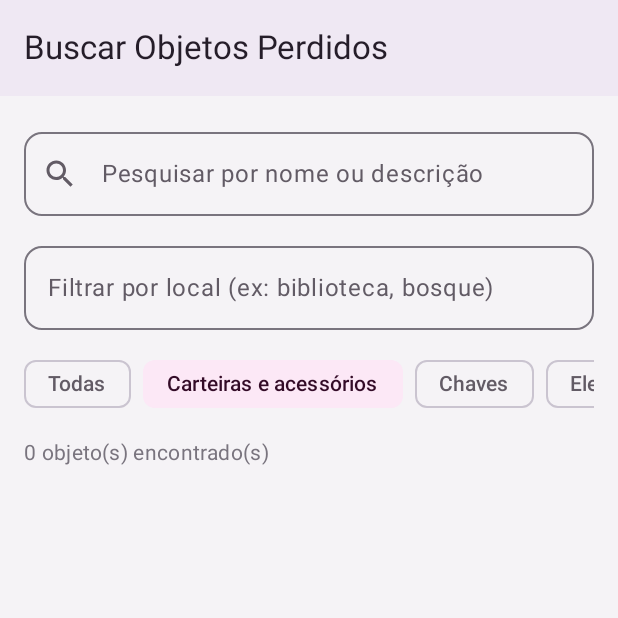
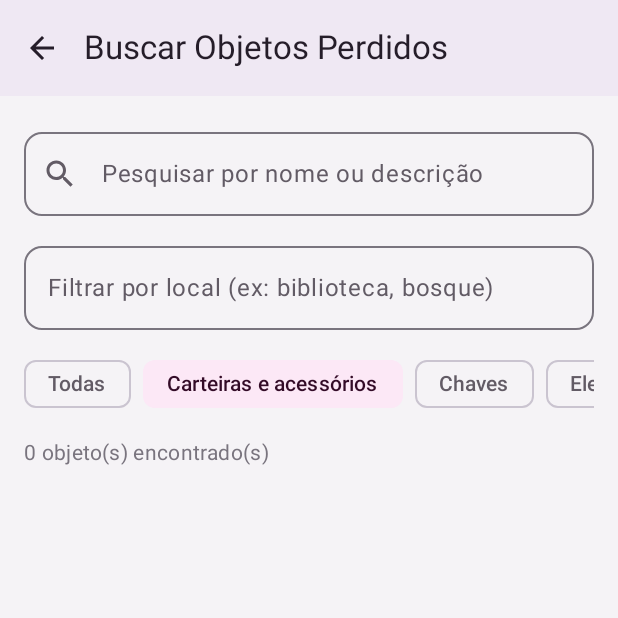
Before and after one commit to MarcosVogado/ceub-finder, an Android app built with Jetpack Compose: the screen it shows after launch (MainActivity), after a tap on "Carteiras e acessórios", on a phone screen of 412 x 824 dp, the top half of it. Run offline under Robolectric (Android 15) with nearby library versions, the phone set to English and light mode, and no system bars.

Commit message:
fix: add back navigation to lost items search and reposition employee access in header

```diff
--- a/app/src/main/java/com/example/ceubfinder/MainActivity.kt
+++ b/app/src/main/java/com/example/ceubfinder/MainActivity.kt
@@ -92,7 +92,8 @@ fun CeubFinderAppNavHost() {
                 initialCategoryId = categoryId,
                 onNavigateToDetail = { objetoId ->
                     navController.navigate("detalhe/$objetoId")
-                }
+                },
+                onBack = { navController.popBackStack() }
             )
         }
 
--- a/app/src/main/java/com/example/ceubfinder/ui/screens/publico/PublicScreens.kt
+++ b/app/src/main/java/com/example/ceubfinder/ui/screens/publico/PublicScreens.kt
@@ -9,7 +9,9 @@ import androidx.compose.foundation.lazy.LazyRow
 import androidx.compose.foundation.lazy.items
 import androidx.compose.foundation.shape.RoundedCornerShape
 import androidx.compose.material.icons.Icons
+import androidx.compose.material.icons.automirrored.filled.ArrowBack
 import androidx.compose.material.icons.filled.Info
+import androidx.compose.material.icons.filled.Lock
 import androidx.compose.material.icons.filled.Phone
 import androidx.compose.material.icons.filled.Search
 import androidx.compose.material3.*
@@ -45,6 +47,9 @@ fun IncioScreen(
             TopAppBar(
                 title = { Text("CEUB Finder", fontWeight = FontWeight.Bold) },
                 actions = {
+                    IconButton(onClick = onNavigateToLogin) {
+                        Icon(Icons.Default.Lock, contentDescription = "Área do Funcionário")
+                    }
                     IconButton(onClick = onNavigateToInfo) {
                         Icon(Icons.Default.Info, contentDescription = "Informações")
                     }
@@ -194,7 +199,8 @@ fun BuscarScreen(
     dbHelper: CeubDatabaseHelper,
     initialQuery: String?,
     initialCategoryId: Long?,
-    onNavigateToDetail: (Long) -> Unit
+    onNavigateToDetail: (Long) -> Unit,
+    onBack: () -> Unit
 ) {
     var searchQuery by remember { mutableStateOf(initialQuery ?: "") }
     val categorias = remember { dbHelper.getAllCategorias() }
@@ -213,6 +219,11 @@ fun BuscarScreen(
         topBar = {
             TopAppBar(
                 title = { Text("Buscar Objetos Perdidos") },
+                navigationIcon = {
+                    IconButton(onClick = onBack) {
+                        Icon(Icons.AutoMirrored.Filled.ArrowBack, contentDescription = "Voltar")
+                    }
+                },
                 colors = TopAppBarDefaults.topAppBarColors(
                     containerColor = MaterialTheme.colorScheme.primaryContainer,
                     titleContentColor = MaterialTheme.colorScheme.onPrimaryContainer
```
